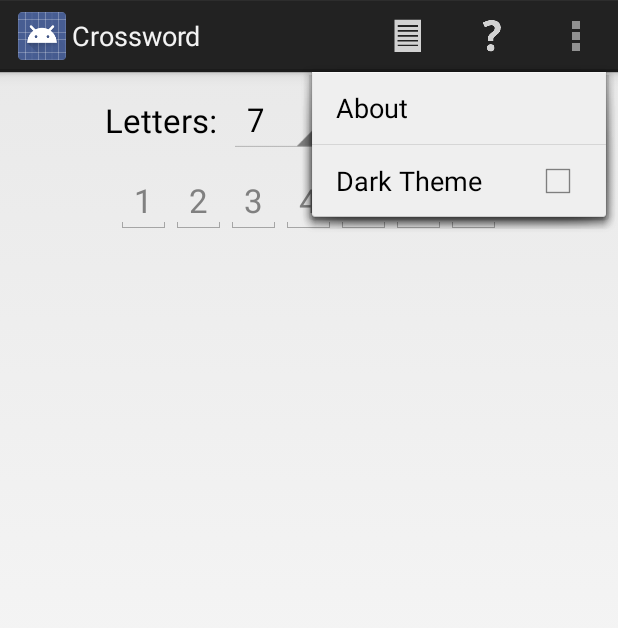
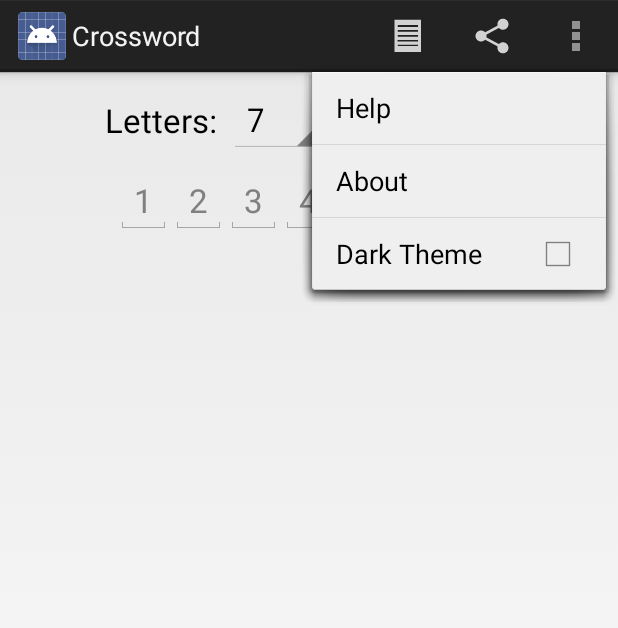
Before and after one commit to billthefarmer/crossword, an Android app: the screen it shows after launch (Main), with the options menu open, on a phone screen of 412 x 824 dp. Shown: the top 628 px of the screen. Run offline under Robolectric (Android 15) with nearby library versions, the light colour scheme and no system bars.

Commit message:
Add share

```diff
--- a/src/main/res/menu/main.xml
+++ b/src/main/res/menu/main.xml
@@ -6,6 +6,12 @@
       android:icon="@drawable/ic_action_view_as_list"
       android:showAsAction="ifRoom"
       android:title="@string/anagram" />
+
+  <item
+      android:id="@+id/action_share"
+      android:icon="@drawable/ic_action_share"
+      android:showAsAction="ifRoom"
+      android:title="@string/share" />
 
   <item
       android:id="@+id/action_help"
--- a/src/main/res/values/strings.xml
+++ b/src/main/res/values/strings.xml
@@ -24,6 +24,8 @@
   %s\n\nCopyright \u00A9 2017 Bill Farmer\n\nLicence <a
   href="https://www.gnu.org/licenses/gpl.txt">GNU GPLv3</a>
   </string>
+
+  <string name="share">Share</string>
   <string name="dark">Dark Theme</string>
   <string name="help">Help</string>
 
```
Also changed, not shown: src/main/java/org/billthefarmer/crossword/Main.java (+45 -5 lines), src/main/res/drawable-hdpi/ic_action_share.png (added), src/main/res/drawable-mdpi/ic_action_share.png (added), src/main/res/drawable-xhdpi/ic_action_share.png (added), src/main/res/drawable-xxhdpi/ic_action_share.png (added).
